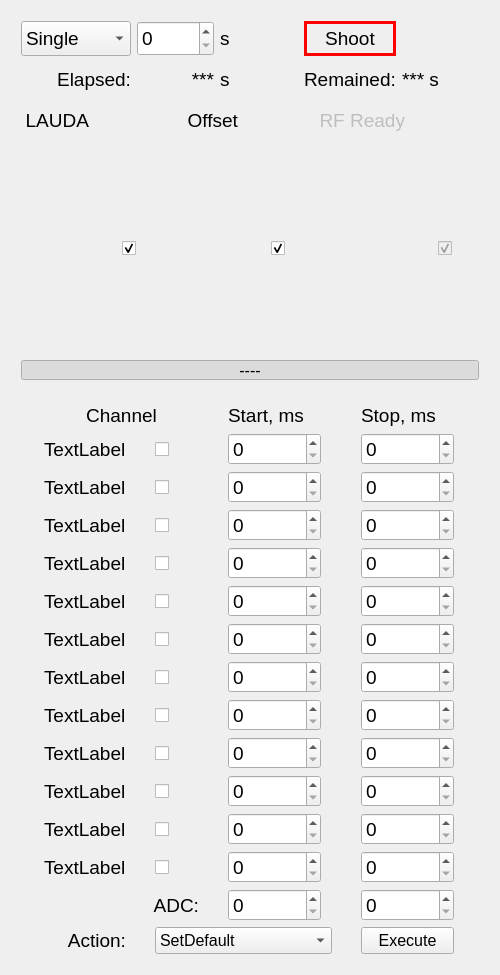
Qt form Timer_UI.ui (smertouh/1_MeV_UI_additional) before a commit.
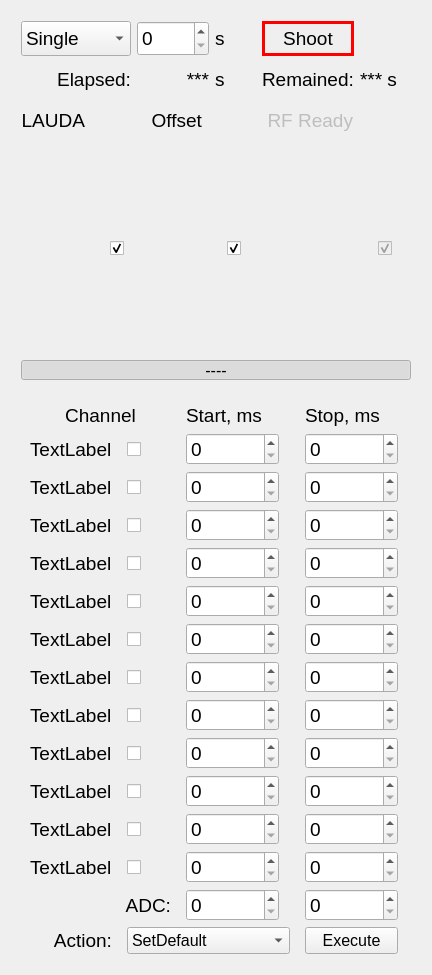
The same form after that commit. Icons and pictures are not drawn.

```diff
--- a/Timer_UI.ui
+++ b/Timer_UI.ui
@@ -6,7 +6,7 @@
    <rect>
     <x>0</x>
     <y>0</y>
-    <width>500</width>
+    <width>432</width>
     <height>975</height>
    </rect>
   </property>
@@ -18,7 +18,7 @@
   </property>
   <property name="minimumSize">
    <size>
-    <width>500</width>
+    <width>0</width>
     <height>200</height>
    </size>
   </property>
```
Left out of the diff: 28 changed lines with no effect on the pictures.
